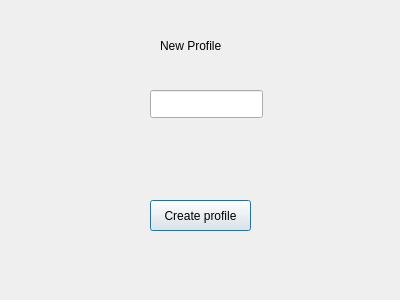
The window that forms/profile.ui (BethencourtFlorian/Platlog_c) describes before a commit, drawn with Qt 5.
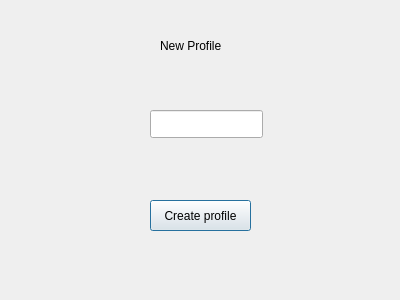
The same window after the commit.

```diff
--- a/forms/profile.ui
+++ b/forms/profile.ui
@@ -30,7 +30,7 @@
    <property name="geometry">
     <rect>
      <x>150</x>
-     <y>90</y>
+     <y>110</y>
      <width>113</width>
      <height>28</height>
     </rect>
```
